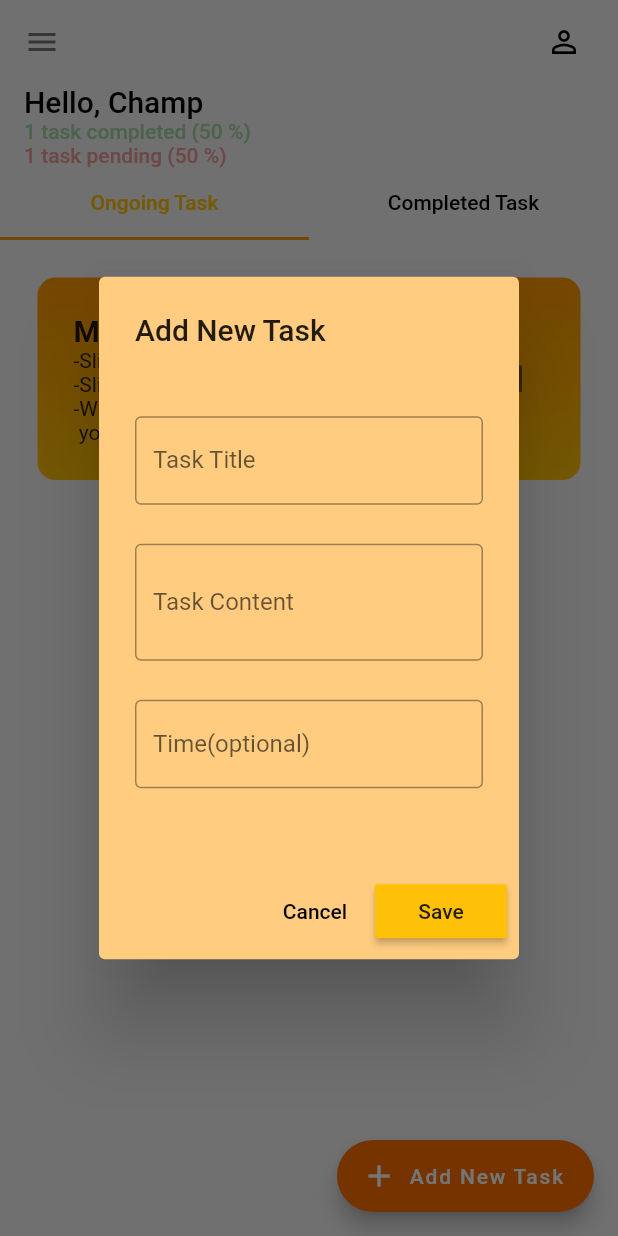
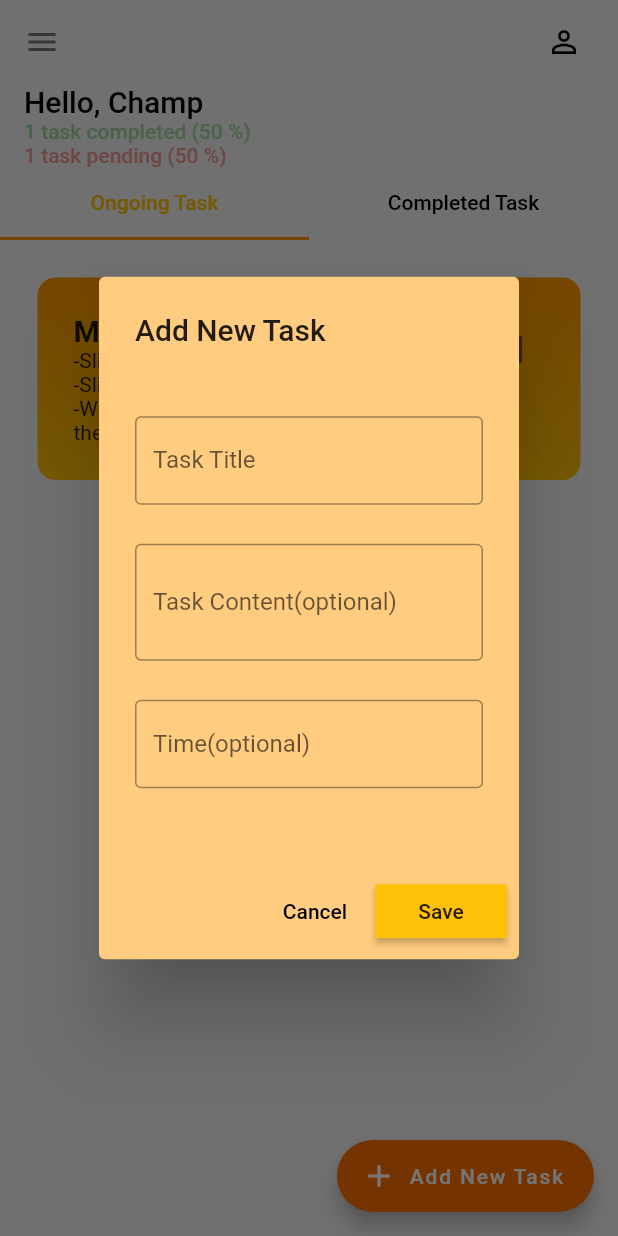
Before and after one commit to Rishipan/Task-App, a Flutter app: the screen it shows after launch, after a tap on "Add New Task", on a phone screen of 412 x 824 dp. Run offline on Flutter 3.47's test engine with Material 2 defaults, Android fonts, the phone set to English and light mode, and no system bars; drawn by our look-alikes of flutter_slidable; our stand-ins replace hive_flutter; accounts and stored records are empty.

Commit message:
fixing v.1.0.4

```diff
--- a/lib/data/complete_database.dart
+++ b/lib/data/complete_database.dart
@@ -10,7 +10,7 @@ class TaskDataBaseComplete {
     complete = [
       [
         'Manual:-',
-        '-Slide me left to edit\n-Slide me left to delete\n-When task completed then\n you can checked me ✅🏁',
+        '-Slide me left to edit\n-Slide me left to delete\n-When task completed\nthen you can check me ✅',
         '🫡',
         true
       ]
--- a/lib/data/ongoing_database.dart
+++ b/lib/data/ongoing_database.dart
@@ -10,7 +10,7 @@ class TaskDataBaseOngoing {
     ongoing = [
       [
         'Manual:-',
-        '-Slide me left to edit\n-Slide me left to delete\n-When task completed then\n you can checked me ✅🏁',
+        '-Slide me left to edit\n-Slide me left to delete\n-When task completed\nthen you can check me ✅',
         'Now',
         false
       ]
--- a/lib/screens/home_screen.dart
+++ b/lib/screens/home_screen.dart
@@ -90,9 +90,9 @@ class _HomeScreenState extends State<HomeScreen> {
 
   // save new task
   void saveNewTask() {
-    if (_titleController.text.isEmpty || _contentController.text.isEmpty) {
+    if (_titleController.text.isEmpty) {
       ScaffoldMessenger.of(context).showSnackBar(
-          const SnackBar(content: Text('Plese fill all required values!!')));
+          const SnackBar(content: Text('Plese fill all Title!!')));
     } else {
       setState(() {
         dbo.ongoing.add([
--- a/lib/utils/dialog_box.dart
+++ b/lib/utils/dialog_box.dart
@@ -41,7 +41,7 @@ class DialogBox extends StatelessWidget {
               textInputAction: TextInputAction.newline,
               decoration: const InputDecoration(
                 border: OutlineInputBorder(),
-                labelText: 'Task Content',
+                labelText: 'Task Content(optional)',
               ),
             ),
             TextField(
--- a/lib/utils/task_tile.dart
+++ b/lib/utils/task_tile.dart
@@ -6,12 +6,12 @@ class TaskTile extends StatefulWidget {
   final String taskContent;
   final String taskTime;
   final bool taskCompleted;
-  Function(bool?)? onChanged;
-  Function(BuildContext)? deleteTask;
+  final Function(bool?)? onChanged;
+  final Function(BuildContext)? deleteTask;
   final Function(BuildContext)? updateTask;
 
-  TaskTile({
-    super.key,
+  const TaskTile({
+    Key? key,
     required this.taskTitle,
     required this.taskContent,
     required this.taskTime,
@@ -19,7 +19,7 @@ class TaskTile extends StatefulWidget {
     required this.onChanged,
     required this.deleteTask,
     required this.updateTask,
-  });
+  }) : super(key: key);
 
   @override
   State<TaskTile> createState() => _TaskTileState();
@@ -60,6 +60,7 @@ class _TaskTileState extends State<TaskTile> {
           ),
           child: Row(
             mainAxisAlignment: MainAxisAlignment.spaceBetween,
+            crossAxisAlignment: CrossAxisAlignment.start,
             children: [
               Column(
                 mainAxisAlignment: MainAxisAlignment.spaceBetween,
```
